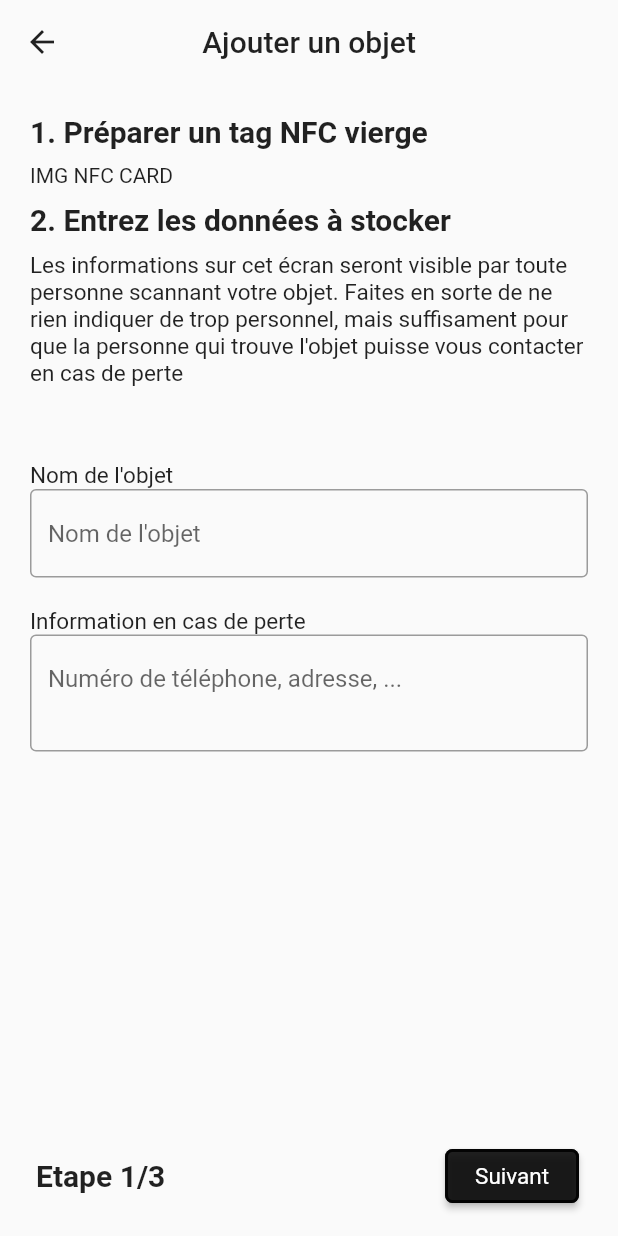
After one commit to Just1bridou/flutter_nfc_app, a Flutter app: the screen it shows after launch, after a tap on "Ajouter un objet", on a phone screen of 412 x 824 dp. The commit adds this screen. Run offline on Flutter 3.47's test engine with Material 2 defaults, Android fonts, the phone set to English and light mode, and no system bars; our stand-ins replace google_fonts.

Commit message:
Feat: HomePage / AddObject Page / StepManager

```diff
--- /dev/null
+++ b/lib/components/components.dart
@@ -0,0 +1,240 @@
+import 'package:flutter/material.dart';
+import 'package:google_fonts/google_fonts.dart';
+
+class CustomTitle extends StatelessWidget {
+  final String text;
+  const CustomTitle({Key? key, required this.text}) : super(key: key);
+
+  @override
+  Widget build(BuildContext context) {
+    return Padding(
+        padding: EdgeInsets.symmetric(vertical: 10),
+        child: Text(
+          text,
+          style: GoogleFonts.varelaRound(
+              textStyle: TextStyle(
+                  color: Colors.black87,
+                  fontSize: 40,
+                  fontWeight: FontWeight.w600)),
+        ));
+  }
+}
+
+class H2 extends StatelessWidget {
+  final String text;
+  const H2({Key? key, required this.text}) : super(key: key);
+
+  @override
+  Widget build(BuildContext context) {
+    return Padding(
+        padding: EdgeInsets.symmetric(vertical: 10),
+        child: Text(
+          text,
+          style: GoogleFonts.varelaRound(
+              textStyle: TextStyle(
+                  color: Colors.black87,
+                  fontSize: 30,
+                  fontWeight: FontWeight.w600)),
+        ));
+  }
+}
+
+class H3 extends StatelessWidget {
+  final String text;
+  const H3({Key? key, required this.text}) : super(key: key);
+
+  @override
+  Widget build(BuildContext context) {
+    return Padding(
+        padding: EdgeInsets.symmetric(vertical: 10),
+        child: Text(
+          text,
+          style: GoogleFonts.varelaRound(
+              textStyle: TextStyle(
+                  color: Colors.black87,
+                  fontSize: 25,
+                  fontWeight: FontWeight.w600)),
+        ));
+  }
+}
+
+class H4 extends StatelessWidget {
+  final String text;
+  H4({Key? key, required this.text}) : super(key: key);
+
+  @override
+  Widget build(BuildContext context) {
+    return Padding(
+        padding: EdgeInsets.symmetric(vertical: 10),
+        child: Text(
+          text,
+          style: GoogleFonts.varelaRound(
+              textStyle: TextStyle(
+                  color: Colors.black87,
+                  fontSize: 20,
+                  fontWeight: FontWeight.w600)),
+        ));
+  }
+}
+
+class Description extends StatelessWidget {
+  final String text;
+  Description({Key? key, required this.text}) : super(key: key);
+
+  @override
+  Widget build(BuildContext context) {
+    return Text(
+      text,
+      style: GoogleFonts.varelaRound(
+          textStyle: TextStyle(color: Colors.black87, fontSize: 15)),
+    );
+  }
+}
+
+class CustomPagePadding extends StatelessWidget {
+  final Widget child;
+  const CustomPagePadding({Key? key, required this.child}) : super(key: key);
+
+  @override
+  Widget build(BuildContext context) {
+    return SingleChildScrollView(
+      child: Padding(
+          padding: EdgeInsets.only(right: 20, left: 20, bottom: 10, top: 10),
+          child: child),
+    );
+  }
+}
+
+class CustomButton extends StatelessWidget {
+  final String text;
+  final Color background;
+  final Function() onPress;
+  final Color? border;
+
+  const CustomButton(
+      {Key? key,
+      required this.text,
+      required this.background,
+      required this.onPress,
+      this.border})
+      : super(key: key);
+
+  @override
+  Widget build(BuildContext context) {
+    return RawMaterialButton(
+      fillColor: background,
+      onPressed: onPress,
+      child: Padding(
+          padding: EdgeInsets.symmetric(horizontal: 20, vertical: 5),
+          child: Text(text,
+              style: GoogleFonts.varelaRound(
+                  textStyle: const TextStyle(
+                color: Colors.white,
+                fontSize: 15,
+              )))),
+      shape: RoundedRectangleBorder(
+          borderRadius: BorderRadius.circular(5),
+          side: BorderSide(
+              color: border != null ? border! : background, width: 2)),
+    );
+  }
+}
+
+class AppBarText extends StatelessWidget {
+  final String text;
+  const AppBarText({Key? key, required this.text}) : super(key: key);
+
+  @override
+  Widget build(BuildContext context) {
+    return Text(
+      text,
+      style: TextStyle(color: Colors.black87),
+    );
+  }
+}
+
+class TextInput extends StatelessWidget {
+  final String hint;
+  final TextEditingController controller;
+  TextInput({Key? key, required this.hint, required this.controller})
+      : super(key: key);
+
+  @override
+  Widget build(BuildContext context) {
+    return TextField(
+      controller: controller,
+      decoration: InputDecoration(
+          border:
+              OutlineInputBorder(borderSide: BorderSide(color: Colors.teal)),
+          hintText: hint,
+          suffixStyle: const TextStyle(color: Colors.green)),
+    );
+  }
+}
+
+class TextArea extends StatelessWidget {
+  final String hint;
+  final TextEditingController controller;
+  TextArea({Key? key, required this.hint, required this.controller})
+      : super(key: key);
+
+  @override
+  Widget build(BuildContext context) {
+    return TextField(
+      controller: controller,
+      keyboardType: TextInputType.multiline,
+      textInputAction: TextInputAction.newline,
+      minLines: 2,
+      maxLines: 10,
+      decoration: InputDecoration(
+          border:
+              OutlineInputBorder(borderSide: BorderSide(color: Colors.teal)),
+          hintText: hint,
+          suffixStyle: const TextStyle(color: Colors.green)),
+    );
+  }
+}
+
+class Footer extends StatelessWidget {
+  final List<Widget> children;
+  const Footer({Key? key, required this.children}) : super(key: key);
+
+  @override
+  Widget build(BuildContext context) {
+    return Padding(
+      padding: EdgeInsets.only(left: 40, right: 10),
+      child: Row(
+        mainAxisAlignment: MainAxisAlignment.spaceBetween,
+        crossAxisAlignment: CrossAxisAlignment.center,
+        children: children,
+      ),
+    );
+  }
+}
+
+class StepManager {
+  final List<Widget> children;
+  StepManager({required this.children});
+
+  int step = 0;
+
+  void next() {
+    if ((children.length - 1) > step) {
+      step++;
+    }
+  }
+
+  void previous() {
+    if (step > 0) {
+      step--;
+    }
+  }
+
+  int getStep() {
+    return step;
+  }
+
+  Widget getActual() {
+    return children[step];
+  }
+}
--- a/lib/main.dart
+++ b/lib/main.dart
@@ -1,4 +1,5 @@
 import 'package:flutter/material.dart';
+import 'package:flutter_nfc/pages/homepage.dart';
 
 void main() {
   runApp(const MyApp());
@@ -7,109 +8,14 @@ void main() {
 class MyApp extends StatelessWidget {
   const MyApp({Key? key}) : super(key: key);
 
-  // This widget is the root of your application.
   @override
   Widget build(BuildContext context) {
     return MaterialApp(
-      title: 'Flutter Demo',
+      title: 'Flutter NFC App',
       theme: ThemeData(
-        // This is the theme of your application.
-        //
-        // Try running your application with "flutter run". You'll see the
-        // application has a blue toolbar. Then, without quitting the app, try
-        // changing the primarySwatch below to Colors.green and then invoke
-        // "hot reload" (press "r" in the console where you ran "flutter run",
-        // or simply save your changes to "hot reload" in a Flutter IDE).
-        // Notice that the counter didn't reset back to zero; the application
-        // is not restarted.
-        primarySwatch: Colors.blue,
-      ),
-      home: const MyHomePage(title: 'Flutter Demo Home Page'),
+          appBarTheme:
+              AppBarTheme(iconTheme: IconThemeData(color: Colors.black87))),
+      home: const HomePage(),
     );
   }
 }
-
-class MyHomePage extends StatefulWidget {
-  const MyHomePage({Key? key, required this.title}) : super(key: key);
-
-  // This widget is the home page of your application. It is stateful, meaning
-  // that it has a State object (defined below) that contains fields that affect
-  // how it looks.
-
-  // This class is the configuration for the state. It holds the values (in this
-  // case the title) provided by the parent (in this case the App widget) and
-  // used by the build method of the State. Fields in a Widget subclass are
-  // always marked "final".
-
-  final String title;
-
-  @override
-  State<MyHomePage> createState() => _MyHomePageState();
-}
-
-class _MyHomePageState extends State<MyHomePage> {
-  int _counter = 0;
-
-  void _incrementCounter() {
-    setState(() {
-      // This call to setState tells the Flutter framework that something has
-      // changed in this State, which causes it to rerun the build method below
-      // so that the display can reflect the updated values. If we changed
-      // _counter without calling setState(), then the build method would not be
-      // called again, and so nothing would appear to happen.
-      _counter++;
-    });
-  }
-
-  @override
-  Widget build(BuildContext context) {
-    // This method is rerun every time setState is called, for instance as done
-    // by the _incrementCounter method above.
-    //
-    // The Flutter framework has been optimized to make rerunning build methods
-    // fast, so that you can just rebuild anything that needs updating rather
-    // than having to individually change instances of widgets.
-    return Scaffold(
-      appBar: AppBar(
-        // Here we take the value from the MyHomePage object that was created by
-        // the App.build method, and use it to set our appbar title.
-        title: Text(widget.title),
-      ),
-      body: Center(
-        // Center is a layout widget. It takes a single child and positions it
-        // in the middle of the parent.
-        child: Column(
-          // Column is also a layout widget. It takes a list of children and
-          // arranges them vertically. By default, it sizes itself to fit its
-          // children horizontally, and tries to be as tall as its parent.
-          //
-          // Invoke "debug painting" (press "p" in the console, choose the
-          // "Toggle Debug Paint" action from the Flutter Inspector in Android
-          // Studio, or the "Toggle Debug Paint" command in Visual Studio Code)
-          // to see the wireframe for each widget.
-          //
-          // Column has various properties to control how it sizes itself and
-          // how it positions its children. Here we use mainAxisAlignment to
-          // center the children vertically; the main axis here is the vertical
-          // axis because Columns are vertical (the cross axis would be
-          // horizontal).
-          mainAxisAlignment: MainAxisAlignment.center,
-          children: <Widget>[
-            const Text(
-              'You have pushed the button this many times:',
-            ),
-            Text(
-              '$_counter',
-              style: Theme.of(context).textTheme.headline4,
-            ),
-          ],
-        ),
-      ),
-      floatingActionButton: FloatingActionButton(
-        onPressed: _incrementCounter,
-        tooltip: 'Increment',
-        child: const Icon(Icons.add),
-      ), // This trailing comma makes auto-formatting nicer for build methods.
-    );
-  }
-}
--- /dev/null
+++ b/lib/pages/add_object.dart
@@ -0,0 +1,147 @@
+import 'package:flutter/material.dart';
+import 'package:flutter_nfc/components/components.dart';
+
+class AddObject extends StatefulWidget {
+  const AddObject({Key? key}) : super(key: key);
+
+  @override
+  _AddObjectState createState() => _AddObjectState();
+}
+
+class _AddObjectState extends State<AddObject> {
+  TextEditingController nameController = TextEditingController();
+  TextEditingController descriptionController = TextEditingController();
+  TextEditingController passwordController = TextEditingController();
+
+  StepManager stepManager = StepManager(children: []);
+
+  @override
+  void initState() {
+    print("initstate");
+    stepManager.children.add(step1(context));
+    stepManager.children.add(step2(context));
+    stepManager.children.add(step3(context));
+    super.initState();
+  }
+
+  Widget step1(BuildContext context) {
+    return CustomPagePadding(
+        child: Column(
+      crossAxisAlignment: CrossAxisAlignment.start,
+      children: [
+        H4(text: "1. Préparer un tag NFC vierge"),
+        Text("IMG NFC CARD"),
+        H4(text: "2. Entrez les données à stocker"),
+        Description(
+            text:
+                "Les informations sur cet écran seront visible par toute personne scannant votre objet. Faites en sorte de ne rien indiquer de trop personnel, mais suffisament pour que la personne qui trouve l'objet puisse vous contacter en cas de perte"),
+        Padding(
+            padding: EdgeInsets.only(top: 50),
+            child: Column(
+              crossAxisAlignment: CrossAxisAlignment.start,
+              children: [
+                Description(text: "Nom de l'objet"),
+                TextInput(
+                  hint: "Nom de l'objet",
+                  controller: nameController,
+                ),
+                Padding(
+                    padding: EdgeInsets.only(top: 20),
+                    child: Description(text: "Information en cas de perte")),
+                TextArea(
+                  hint: "Numéro de téléphone, adresse, ...",
+                  controller: descriptionController,
+                ),
+              ],
+            ))
+      ],
+    ));
+  }
+
+  Widget step2(BuildContext context) {
+    return CustomPagePadding(
+        child: Column(
+      crossAxisAlignment: CrossAxisAlignment.start,
+      children: [
+        H4(text: "3. Ajouter des photos de l'objet"),
+        Padding(
+            padding: EdgeInsets.only(top: 50),
+            child: Row(
+              mainAxisAlignment: MainAxisAlignment.center,
+              children: [
+                CustomButton(
+                    text: "Prendre en photo",
+                    background: Colors.black87,
+                    onPress: () {
+                      print("prendre en photo");
+                    })
+              ],
+            )),
+      ],
+    ));
+  }
+
+  Widget step3(BuildContext context) {
+    return CustomPagePadding(
+        child: Column(
+      crossAxisAlignment: CrossAxisAlignment.start,
+      children: [
+        H4(text: "4. Ajouter un mot de passe"),
+        Description(
+            text:
+                "Le mot de passe sera demandé pour modifier l'objet et donc pouvoir se l'attribuer. Il permet de prouver que c'est votre objet"),
+        Padding(
+            padding: EdgeInsets.only(top: 50),
+            child: Column(
+              crossAxisAlignment: CrossAxisAlignment.start,
+              children: [
+                Description(text: "Mot de passe"),
+                TextInput(
+                  hint: "Mot de passe",
+                  controller: passwordController,
+                ),
+              ],
+            ))
+      ],
+    ));
+  }
+
+  @override
+  Widget build(BuildContext context) {
+    return Scaffold(
+        appBar: AppBar(
+          backgroundColor: Colors.transparent,
+          title: AppBarText(text: "Ajouter un objet"),
+          centerTitle: true,
+          elevation: 0,
+          leading: IconButton(
+            icon: Icon(Icons.arrow_back),
+            onPressed: () {
+              setState(() {
+                if (stepManager.getStep() == 0) {
+                  Navigator.pop(context);
+                } else {
+                  stepManager.previous();
+                }
+              });
+            },
+          ),
+        ),
+        body: stepManager.getActual(),
+        floatingActionButton: Footer(children: [
+          H4(
+              text: "Etape " +
+                  (stepManager.step + 1).toString() +
+                  "/" +
+                  stepManager.children.length.toString()),
+          CustomButton(
+              text: "Suivant",
+              background: Colors.black87,
+              onPress: () {
+                setState(() {
+                  stepManager.next();
+                });
+              })
+        ]));
+  }
+}
--- /dev/null
+++ b/lib/pages/homepage.dart
@@ -0,0 +1,62 @@
+import 'package:flutter/material.dart';
+import 'package:flutter_nfc/components/components.dart';
+import 'package:flutter_nfc/pages/add_object.dart';
+
+class HomePage extends StatefulWidget {
+  const HomePage({Key? key}) : super(key: key);
+
+  @override
+  _HomePageState createState() => _HomePageState();
+}
+
+class _HomePageState extends State<HomePage> {
+  @override
+  Widget build(BuildContext context) {
+    return Scaffold(
+      appBar: AppBar(
+        backgroundColor: Colors.transparent,
+        elevation: 0,
+        automaticallyImplyLeading: false,
+      ),
+      body: CustomPagePadding(
+        child: Column(
+          mainAxisSize: MainAxisSize.max,
+          crossAxisAlignment: CrossAxisAlignment.start,
+          children: [
+            Row(
+              crossAxisAlignment: CrossAxisAlignment.center,
+              mainAxisAlignment: MainAxisAlignment.spaceBetween,
+              children: [
+                CustomTitle(
+                  text: "MyApp",
+                ),
+                CustomButton(
+                    text: "Scanner un objet",
+                    background: Colors.black87,
+                    onPress: () {
+                      print("scan object");
+                    })
+              ],
+            ),
+            Padding(
+              padding: EdgeInsets.symmetric(vertical: 30),
+              child: H3(text: "Mes objets"),
+            ),
+          ],
+        ),
+      ),
+      floatingActionButton: Align(
+        alignment: Alignment.bottomRight,
+        child: CustomButton(
+            text: "Ajouter un objet",
+            background: Colors.black87,
+            onPress: () {
+              Navigator.push(
+                context,
+                MaterialPageRoute(builder: (context) => AddObject()),
+              );
+            }),
+      ),
+    );
+  }
+}
--- /dev/null
+++ b/lib/server/server.dart
@@ -0,0 +1,4 @@
+import 'dart:convert';
+import 'package:http/http.dart' as http;
+
+class ServerManager {}
--- a/pubspec.yaml
+++ b/pubspec.yaml
@@ -34,6 +34,8 @@ dependencies:
   # The following adds the Cupertino Icons font to your application.
   # Use with the CupertinoIcons class for iOS style icons.
   cupertino_icons: ^1.0.2
+  http: ^0.13.4
+  google_fonts: ^2.1.0
 
 dev_dependencies:
   flutter_test:
```
Also changed, not shown: pubspec.lock.
